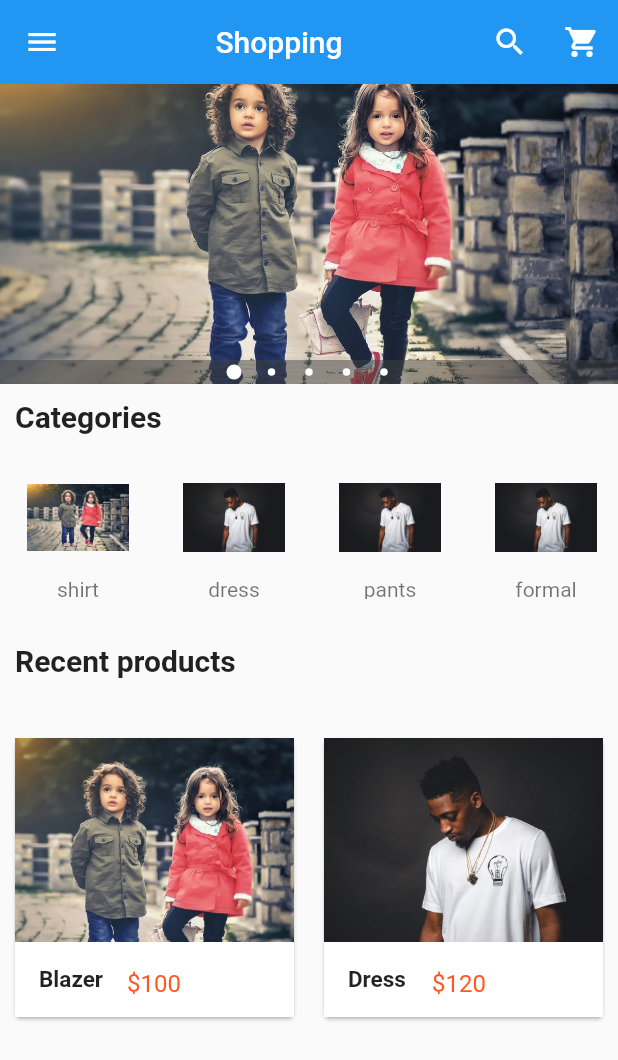
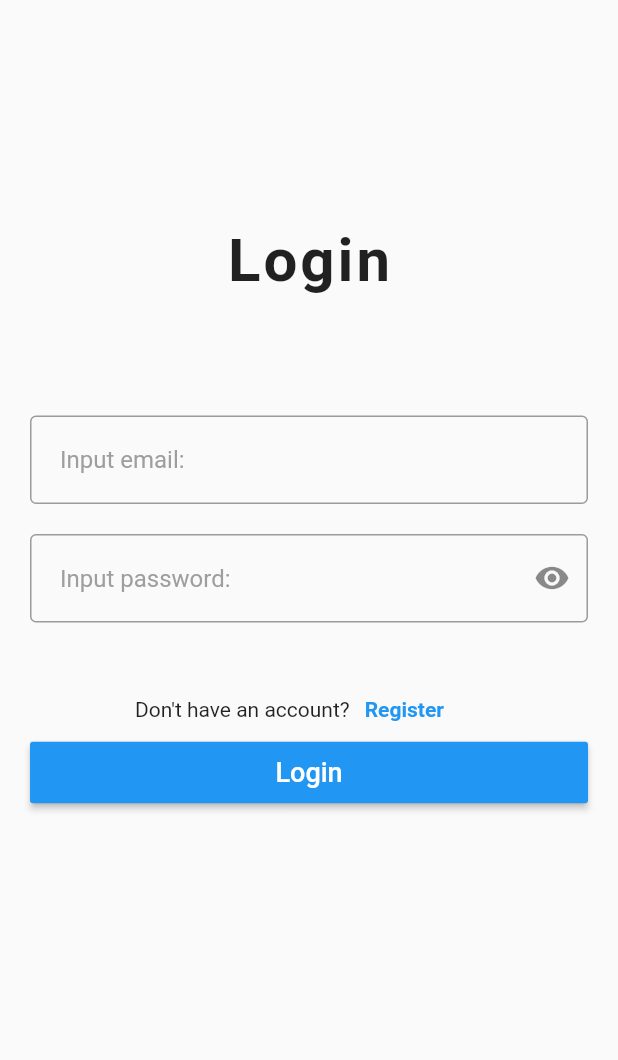
Before and after one commit to TQuynhPhan/e-CommerceApp, a Flutter app: the screen it shows after launch, on a phone screen of 412 x 824 dp. Shown: the top 1060 px of the screen. Run offline on Flutter 3.47's test engine with Material 2 defaults, Android fonts, the phone set to English and light mode, and no system bars; drawn by our look-alikes of carousel_pro; our stand-ins replace cloud_firestore, firebase_auth, fluttertoast, google_sign_in, shared_preferences; accounts and stored records are empty.

Commit message:
Update login and register UI

```diff
--- a/lib/components/product.dart
+++ b/lib/components/product.dart
@@ -8,6 +8,8 @@ class Product extends StatefulWidget {
 
 class _ProductState extends State<Product> {
   var productList = [
+    {"name": "Blazer", "picture": "images/carousel1.png", "price": 100},
+    {"name": "Dress", "picture": "images/carousel2.png", "price": 120},
     {"name": "Blazer", "picture": "images/carousel1.png", "price": 100},
     {"name": "Dress", "picture": "images/carousel2.png", "price": 120}
   ];
--- a/lib/main.dart
+++ b/lib/main.dart
@@ -1,9 +1,10 @@
 // @dart=2.9
 
+import 'package:commercial_app/screens/login.dart';
 import 'package:flutter/material.dart';
 import 'screens/register.dart';
 import 'screens/home.dart';
 
 void main()=>runApp(MaterialApp(
-  home: Home(),
+  home: Login(),
 ));
--- /dev/null
+++ b/lib/screens/login.dart
@@ -0,0 +1,178 @@
+import 'package:commercial_app/screens/home.dart';
+import 'package:commercial_app/screens/register.dart';
+import 'package:flutter/material.dart';
+import 'package:firebase_auth/firebase_auth.dart';
+import 'package:cloud_firestore/cloud_firestore.dart';
+import 'package:google_sign_in/google_sign_in.dart';
+import 'package:shared_preferences/shared_preferences.dart';
+import 'package:fluttertoast/fluttertoast.dart';
+
+class Login extends StatefulWidget {
+  @override
+  State<Login> createState() => _LoginState();
+}
+
+class _LoginState extends State<Login> {
+  // final GoogleSignIn googleSignIn = GoogleSignIn();
+  // final FirebaseAuth firebaseAuth = FirebaseAuth.instance;
+  final GlobalKey<FormState> _formKey = GlobalKey<FormState>();
+  TextEditingController _emailTextController = TextEditingController();
+  TextEditingController _passwordTextController = TextEditingController();
+  late SharedPreferences sharedPreferences;
+  bool loading = false;
+  bool isLogedIn = false;
+
+  @override
+  void initState() {
+    // TODO: implement initState
+    super.initState();
+    isSignedIn();
+  }
+
+  void isSignedIn() async {
+    setState(() {
+      loading = true;
+    });
+
+    // sharedPreferences = await SharedPreferences.getInstance();
+    // isLogedIn = await googleSignIn.isSignedIn();
+
+    if (isLogedIn) {
+      Navigator.pushReplacement(
+          context, MaterialPageRoute(builder: (context) => Home()));
+    }
+
+    setState(() {
+      loading = false;
+    });
+  }
+
+  Future handleSiginIn() async {
+    sharedPreferences = await SharedPreferences.getInstance();
+
+    setState(() {
+      loading = true;
+    });
+
+    // GoogleSignInAccount? account = await googleSignIn.signIn();
+    // GoogleSignInAuthentication? auth = await account?.authentication;
+  }
+
+  @override
+  Widget build(BuildContext context) {
+    return Scaffold(
+      body: Column(
+        children: <Widget>[
+          SizedBox(
+            height: 150.0,
+          ),
+          Text(
+            "Login",
+            style: TextStyle(
+                fontSize: 40.0, fontWeight: FontWeight.bold, letterSpacing: 2),
+          ),
+          SizedBox(
+            height: 80.0,
+          ),
+          Container(
+            padding: EdgeInsets.symmetric(horizontal: 20.0),
+            child: Form(
+              key: _formKey,
+              child: Column(
+                //mainAxisAlignment: MainAxisAlignment.end,
+                crossAxisAlignment: CrossAxisAlignment.stretch,
+                children: <Widget>[
+                  TextFormField(
+                    decoration: InputDecoration(
+                      hintText: "Input email:",
+                      hintStyle: TextStyle(color: Colors.grey[500]),
+                      contentPadding: EdgeInsets.all(20.0),
+                      border: OutlineInputBorder(),
+                    ),
+                    keyboardType: TextInputType.emailAddress,
+                    controller: _emailTextController,
+                    validator: (value) {
+                      if (value != null && value.isEmpty) {
+                        final RegExp regex = RegExp(
+                            r'^(([^<>()[\]\\.,;:\s@\"]+(\.[^<>()[\]\\.,;:\s@\"]+)*)| (\".+\"))@((\[[0-9]{1,3}\.[0-9]{1,3}\.[0-9]{1,3}\.[0-9]{1,3}\])|(([a-zA-Z\-0-9]+\.)+[a-zA-Z]{2,}))$');
+                        if (!regex.hasMatch(value))
+                          return 'Please make sure your email is valid';
+                        else
+                          return null;
+                      }
+                    },
+                  ),
+                  // TextFormField(
+                  //   decoration: InputDecoration(
+                  //     hintText: "Input email:",
+                  //     hintStyle: TextStyle(color: Colors.grey[500]),
+                  //     contentPadding: EdgeInsets.all(20.0),
+                  //     border: OutlineInputBorder(),
+                  //   ),
+                  // ),
+                  SizedBox(height: 20.0,),
+                  TextFormField(
+                    decoration: InputDecoration(
+                      hintText: "Input password:",
+                      suffixIcon: GestureDetector(
+                        onTap: () {
+                          FocusScope.of(context).unfocus();
+                        },
+                        child: Icon(Icons.visibility),
+                      ),
+                      hintStyle: TextStyle(color: Colors.grey[500]),
+                      contentPadding: EdgeInsets.all(20.0),
+                      border: OutlineInputBorder(),
+                    ),
+                    controller: _passwordTextController,
+                    validator: (value) {
+                      if (value != null) {
+                        if (value.isEmpty)
+                          return "Password cannot be empty";
+                        else if (value.length < 6)
+                          return "Password has to be at least 6 characters long";
+                      }
+                    },
+                  ),
+                  SizedBox(height: 50.0,),
+
+                  Container(
+                    padding: EdgeInsets.symmetric(horizontal: 70.0),
+                    child: Row(
+                      children: <Widget>[
+                        Text("Don't have an account?"),
+                        SizedBox(
+                          width: 10.0,
+                        ),
+                        GestureDetector(
+                            child: Text(
+                              "Register",
+                              style: TextStyle(
+                                  fontWeight: FontWeight.bold,
+                                  color: Colors.blue),
+                            ),
+                            onTap: () {
+                              Navigator.of(context).push(MaterialPageRoute(
+                                  builder: (context) => Register()));
+                            })
+                      ],
+                    ),
+                  ),
+
+                  SizedBox(height: 10.0,),
+                  RaisedButton(
+                    onPressed: () {},
+                    color: Colors.blue,
+                    textColor: Colors.white,
+                    child: Text("Login", style: TextStyle(fontSize: 18.0),),
+                    padding: EdgeInsets.symmetric(vertical: 10.0),
+                  ),
+                ],
+              ),
+            ),
+          )
+        ],
+      ),
+    );
+  }
+}
--- a/pubspec.yaml
+++ b/pubspec.yaml
@@ -30,6 +30,11 @@ dependencies:
   flutter:
     sdk: flutter
   carousel_pro: ^1.0.0
+  firebase_auth: ^3.3.19
+  cloud_firestore: ^3.1.17
+  google_sign_in: ^5.3.2
+  shared_preferences: ^2.0.15
+  fluttertoast: ^8.0.9
 
 
   # The following adds the Cupertino Icons font to your application.
```
Also changed, not shown: lib/screens/register.dart (+98 -20 lines), pubspec.lock, 3 other files.
